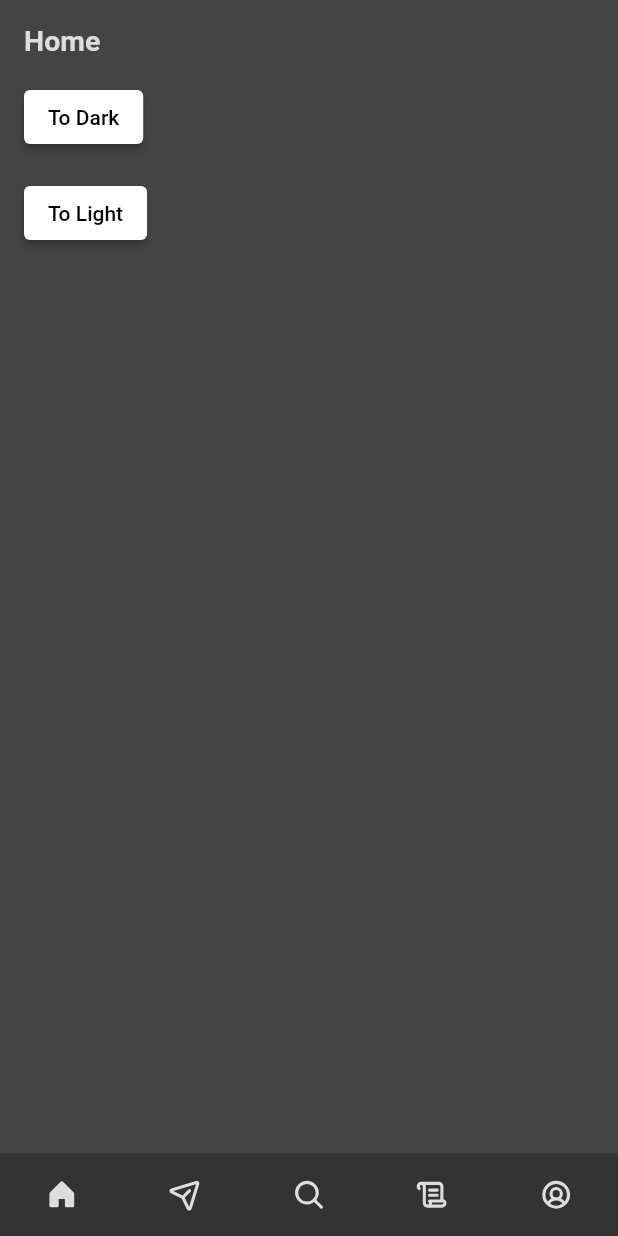
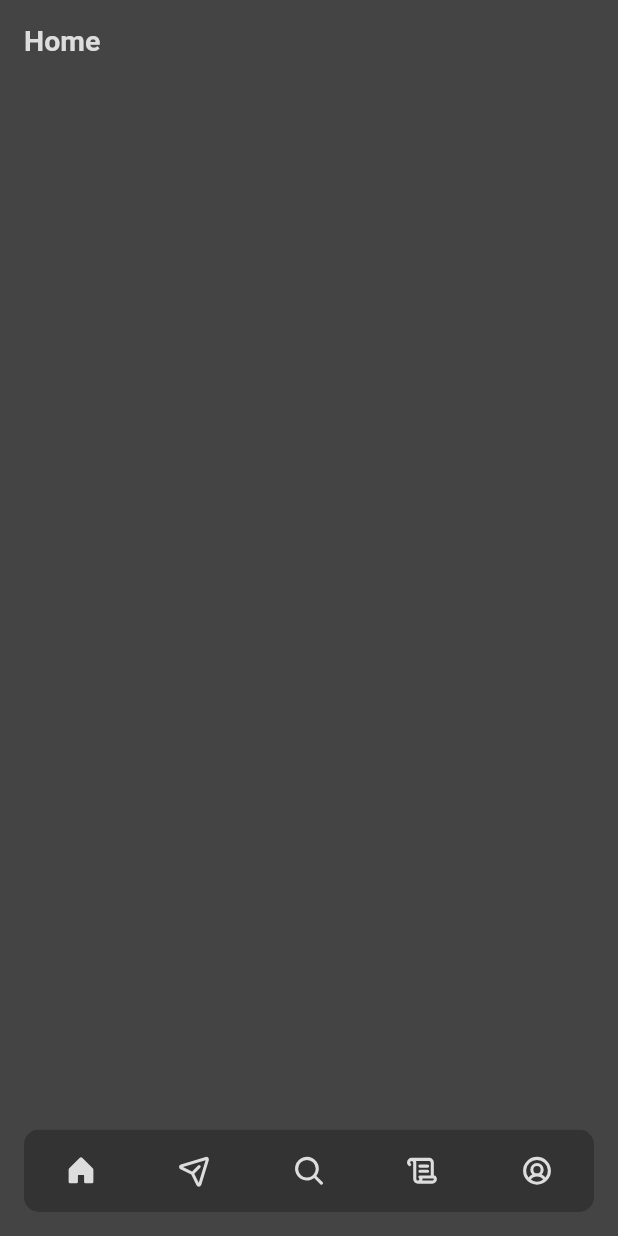
Before and after one commit to mabdullah412/event-services-marketplace, a Flutter app: the screen it shows after launch, on a phone screen of 412 x 824 dp. Run offline on Flutter 3.47's test engine with Material 2 defaults, Android fonts, the light colour scheme and no system bars; our stand-ins replace phosphor_flutter.

Commit message:
navbar and theme btn updated

```diff
--- a/lib/logic/providers/theme_provider.dart
+++ b/lib/logic/providers/theme_provider.dart
@@ -4,8 +4,8 @@ class ThemeProvider extends ChangeNotifier {
   ThemeMode themeMode = ThemeMode.dark;
   bool get isDartMode => themeMode == ThemeMode.dark;
 
-  void toggleTheme(bool isOn) {
-    themeMode = isOn ? ThemeMode.dark : ThemeMode.light;
+  void toggleTheme() {
+    themeMode = themeMode == ThemeMode.dark ? ThemeMode.light : ThemeMode.dark;
     notifyListeners();
   }
 }
--- a/lib/presentation/navigation_controller.dart
+++ b/lib/presentation/navigation_controller.dart
@@ -1,3 +1,4 @@
+import 'package:event_planner/constants/constants.dart';
 import 'package:flutter/material.dart';
 import 'package:phosphor_flutter/phosphor_flutter.dart';
 
@@ -43,7 +44,11 @@ class _NavigationControllerState extends State<NavigationController> {
       ),
 
       // navigation bar
-      bottomNavigationBar: NavigationBarTheme(
+      bottomNavigationBar: Padding(
+        padding: const EdgeInsets.all(padding),
+        child: ClipRRect(
+          borderRadius: BorderRadius.circular(radius),
+          child: NavigationBarTheme(
             data: Theme.of(context).navigationBarTheme,
             child: NavigationBar(
               selectedIndex: index,
@@ -53,6 +58,8 @@ class _NavigationControllerState extends State<NavigationController> {
                 });
               },
               destinations: destinations,
+            ),
+          ),
         ),
       ),
     );
--- a/lib/presentation/screens/home_screen.dart
+++ b/lib/presentation/screens/home_screen.dart
@@ -1,6 +1,4 @@
-import 'package:event_planner/logic/providers/theme_provider.dart';
 import 'package:flutter/material.dart';
-import 'package:provider/provider.dart';
 
 import '../../constants/constants.dart';
 import '../widgets/header.dart';
@@ -15,24 +13,8 @@ class HomeScreen extends StatelessWidget {
         padding: const EdgeInsets.all(padding),
         child: Column(
           crossAxisAlignment: CrossAxisAlignment.start,
-          children: [
-            const Header(title: 'Home'),
-            const SizedBox(height: padding),
-            ElevatedButton(
-              onPressed: () {
-                Provider.of<ThemeProvider>(context, listen: false)
-                    .toggleTheme(true);
-              },
-              child: const Text('To Dark'),
-            ),
-            const SizedBox(height: padding),
-            ElevatedButton(
-              onPressed: () {
-                Provider.of<ThemeProvider>(context, listen: false)
-                    .toggleTheme(false);
-              },
-              child: const Text('To Light'),
-            ),
+          children: const [
+            Header(title: 'Home'),
           ],
         ),
       ),
```
Also changed, not shown: lib/presentation/screens/profile_screen.dart (+19 -2 lines), lib/presentation/widgets/toggle_theme_btn.dart (added, +20 -0 lines). Lines whose indentation alone changed are shown as unchanged.
